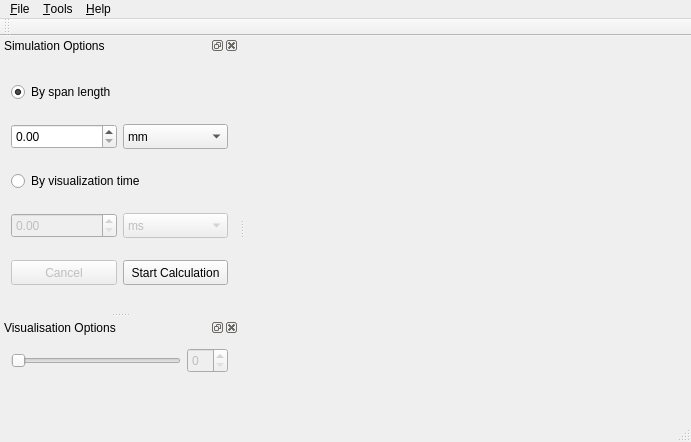
lefebvreariane/m2-2012-projet, file src/View/mainwindow.ui: the form before one commit.
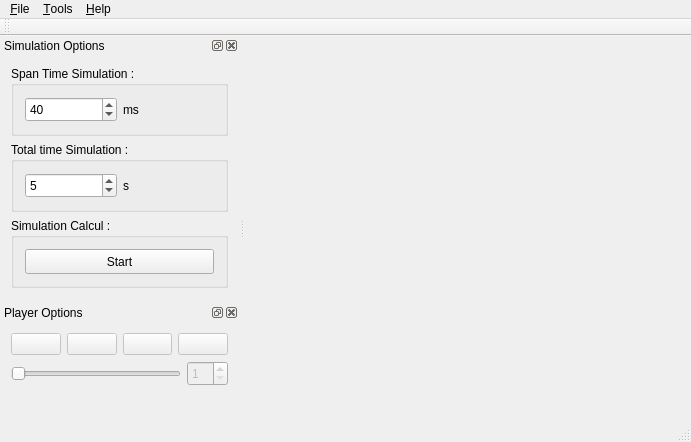
The form after the commit.

Diff of the .ui file:
```diff
--- a/src/View/mainwindow.ui
+++ b/src/View/mainwindow.ui
@@ -32,7 +32,7 @@
    <property name="autoFillBackground">
     <bool>false</bool>
    </property>
-   <layout class="QHBoxLayout" name="horizontalLayout">
+   <layout class="QHBoxLayout" name="horizontalLayout_5">
     <item>
      <layout class="QVBoxLayout" name="glLayout"/>
     </item>
@@ -92,7 +92,13 @@
    <property name="minimumSize">
     <size>
      <width>239</width>
-     <height>233</height>
+     <height>268</height>
+    </size>
+   </property>
+   <property name="maximumSize">
+    <size>
+     <width>524287</width>
+     <height>524287</height>
     </size>
    </property>
    <property name="acceptDrops">
@@ -119,86 +125,17 @@
     </property>
     <layout class="QVBoxLayout" name="verticalLayout_2">
      <item>
-      <widget class="QRadioButton" name="radioButtonPas">
-       <property name="text">
-        <string>By span length</string>
+      <widget class="QGroupBox" name="groupBoxTimeSpan">
+       <property name="title">
+        <string>Span Time Simulation :</string>
        </property>
-       <property name="checked">
-        <bool>true</bool>
-       </property>
-       <property name="autoExclusive">
-        <bool>true</bool>
-       </property>
-      </widget>
-     </item>
-     <item>
-      <layout class="QHBoxLayout" name="horizontalLayoutPas">
-       <item>
-        <widget class="QDoubleSpinBox" name="doubleSpinBoxPas">
-         <property name="enabled">
-          <bool>true</bool>
-         </property>
-         <property name="minimumSize">
-          <size>
-           <width>0</width>
-           <height>25</height>
-          </size>
-         </property>
-         <property name="maximumSize">
-          <size>
-           <width>16777215</width>
-           <height>25</height>
-          </size>
-         </property>
-        </widget>
-       </item>
-       <item>
-        <widget class="QComboBox" name="comboBoxPas">
-         <property name="enabled">
-          <bool>true</bool>
-         </property>
-         <property name="minimumSize">
-          <size>
-           <width>0</width>
-           <height>25</height>
-          </size>
-         </property>
-         <property name="maximumSize">
-          <size>
-           <width>16777215</width>
-           <height>25</height>
-          </size>
-         </property>
-         <item>
-          <property name="text">
-           <string>mm</string>
-          </property>
-         </item>
-         <item>
-          <property name="text">
-           <string>cm</string>
-          </property>
-         </item>
-        </widget>
-       </item>
-      </layout>
-     </item>
-     <item>
-      <widget class="QRadioButton" name="radioButtonTime">
-       <property name="text">
-        <string>By visualization time</string>
-       </property>
-       <property name="checked">
-        <bool>false</bool>
-       </property>
-      </widget>
-     </item>
+       <layout class="QHBoxLayout" name="horizontalLayout_2">
      <item>
       <layout class="QHBoxLayout" name="horizontalLayoutTime">
        <item>
-        <widget class="QDoubleSpinBox" name="doubleSpinBoxTime">
+           <widget class="QSpinBox" name="spinBoxTime">
          <property name="enabled">
-          <bool>false</bool>
+             <bool>true</bool>
          </property>
          <property name="minimumSize">
           <size>
@@ -212,66 +149,85 @@
            <height>25</height>
           </size>
          </property>
+            <property name="minimum">
+             <number>5</number>
+            </property>
          <property name="maximum">
-          <double>5000.000000000000000</double>
+             <number>249</number>
+            </property>
+            <property name="value">
+             <number>40</number>
          </property>
         </widget>
        </item>
        <item>
-        <widget class="QComboBox" name="comboBoxTime">
-         <property name="enabled">
-          <bool>false</bool>
-         </property>
-         <property name="minimumSize">
-          <size>
-           <width>0</width>
-           <height>25</height>
-          </size>
-         </property>
-         <property name="maximumSize">
-          <size>
-           <width>16777215</width>
-           <height>25</height>
-          </size>
-         </property>
-         <item>
+           <widget class="QLabel" name="label">
           <property name="text">
            <string>ms</string>
           </property>
-         </item>
+           </widget>
+          </item>
+         </layout>
+        </item>
+       </layout>
+      </widget>
+     </item>
          <item>
+      <widget class="QGroupBox" name="groupBoxTotalTime">
+       <property name="title">
+        <string>Total time Simulation :</string>
+       </property>
+       <layout class="QHBoxLayout" name="horizontalLayout_3">
+        <item>
+         <layout class="QHBoxLayout" name="horizontalLayoutTotalTime">
+          <item>
+           <widget class="QSpinBox" name="spinBoxTotalTime">
+            <property name="enabled">
+             <bool>true</bool>
+            </property>
+            <property name="minimumSize">
+             <size>
+              <width>0</width>
+              <height>25</height>
+             </size>
+            </property>
+            <property name="maximumSize">
+             <size>
+              <width>16777215</width>
+              <height>25</height>
+             </size>
+            </property>
+            <property name="minimum">
+             <number>1</number>
+            </property>
+            <property name="maximum">
+             <number>100</number>
+            </property>
+            <property name="value">
+             <number>5</number>
+            </property>
+           </widget>
+          </item>
+          <item>
+           <widget class="QLabel" name="labelTotalTime">
           <property name="text">
            <string>s</string>
           </property>
-         </item>
         </widget>
        </item>
       </layout>
      </item>
+       </layout>
+      </widget>
+     </item>
+     <item>
+      <widget class="QGroupBox" name="groupBoxCalculation">
+       <property name="title">
+        <string>Simulation Calcul :</string>
+       </property>
+       <layout class="QHBoxLayout" name="horizontalLayout_4">
      <item>
       <layout class="QHBoxLayout" name="horizontalLayoutButtonCalculation">
-       <item>
-        <widget class="QPushButton" name="pushButtonCancel">
-         <property name="enabled">
-          <bool>false</bool>
-         </property>
-         <property name="minimumSize">
-          <size>
-           <width>0</width>
-           <height>25</height>
-          </size>
-         </property>
-         <property name="maximumSize">
-          <size>
-           <width>16777215</width>
-           <height>25</height>
-          </size>
-         </property>
-         <property name="text">
-          <string>Cancel</string>
-         </property>
-        </widget>
-       </item>
        <item>
         <widget class="QPushButton" name="pushButtonStartCalculation">
          <property name="enabled">
@@ -290,7 +246,7 @@
           </size>
          </property>
          <property name="text">
-          <string>Start Calculation</string>
+             <string>Start</string>
          </property>
          <property name="autoDefault">
           <bool>false</bool>
@@ -307,18 +263,138 @@
      </item>
     </layout>
    </widget>
+     </item>
+     <item>
+      <spacer name="spacerSimulation">
+       <property name="orientation">
+        <enum>Qt::Vertical</enum>
+       </property>
+       <property name="sizeHint" stdset="0">
+        <size>
+         <width>20</width>
+         <height>40</height>
+        </size>
+       </property>
+      </spacer>
+     </item>
+    </layout>
+   </widget>
   </widget>
   <widget class="QDockWidget" name="dockWidgetPlayerOptions">
+   <property name="minimumSize">
+    <size>
+     <width>238</width>
+     <height>117</height>
+    </size>
+   </property>
+   <property name="maximumSize">
+    <size>
+     <width>524287</width>
+     <height>524287</height>
+    </size>
+   </property>
    <property name="windowTitle">
-    <string>Visualisation Options</string>
+    <string>Player Options</string>
    </property>
    <attribute name="dockWidgetArea">
     <number>1</number>
    </attribute>
    <widget class="QWidget" name="dockWidgetVisuOptions">
-    <layout class="QVBoxLayout" name="verticalLayout_3">
+    <layout class="QVBoxLayout" name="verticalLayout">
      <item>
-      <layout class="QHBoxLayout" name="horizontalLayoutEtapes">
+      <layout class="QHBoxLayout" name="horizontalLayoutButtonPlayer">
+       <item>
+        <widget class="QPushButton" name="pushButtonFirst">
+         <property name="enabled">
+          <bool>false</bool>
+         </property>
+         <property name="maximumSize">
+          <size>
+           <width>50</width>
+           <height>27</height>
+          </size>
+         </property>
+         <property name="text">
+          <string/>
+         </property>
+         <property name="iconSize">
+          <size>
+           <width>50</width>
+           <height>27</height>
+          </size>
+         </property>
+        </widget>
+       </item>
+       <item>
+        <widget class="QPushButton" name="pushButtonPlay">
+         <property name="enabled">
+          <bool>false</bool>
+         </property>
+         <property name="maximumSize">
+          <size>
+           <width>50</width>
+           <height>27</height>
+          </size>
+         </property>
+         <property name="text">
+          <string/>
+         </property>
+         <property name="iconSize">
+          <size>
+           <width>50</width>
+           <height>27</height>
+          </size>
+         </property>
+        </widget>
+       </item>
+       <item>
+        <widget class="QPushButton" name="pushButtonPause">
+         <property name="enabled">
+          <bool>false</bool>
+         </property>
+         <property name="maximumSize">
+          <size>
+           <width>50</width>
+           <height>27</height>
+          </size>
+         </property>
+         <property name="text">
+          <string/>
+         </property>
+         <property name="iconSize">
+          <size>
+           <width>50</width>
+           <height>27</height>
+          </size>
+         </property>
+        </widget>
+       </item>
+       <item>
+        <widget class="QPushButton" name="pushButtonLast">
+         <property name="enabled">
+          <bool>false</bool>
+         </property>
+         <property name="maximumSize">
+          <size>
+           <width>50</width>
+           <height>27</height>
+          </size>
+         </property>
+         <property name="text">
+          <string/>
+         </property>
+         <property name="iconSize">
+          <size>
+           <width>50</width>
+           <height>27</height>
+          </size>
+         </property>
+        </widget>
+       </item>
+      </layout>
+     </item>
+     <item>
+      <layout class="QHBoxLayout" name="horizontalLayoutSliderPlayer">
        <item>
         <widget class="QSlider" name="sliderEtapes">
          <property name="enabled">
@@ -358,19 +434,22 @@
            <height>25</height>
           </size>
          </property>
+         <property name="minimum">
+          <number>1</number>
+         </property>
         </widget>
        </item>
       </layout>
      </item>
      <item>
-      <spacer name="verticalSpacer">
+      <spacer name="spacerPlayer">
        <property name="orientation">
         <enum>Qt::Vertical</enum>
        </property>
        <property name="sizeHint" stdset="0">
         <size>
          <width>20</width>
-         <height>20</height>
+         <height>40</height>
         </size>
        </property>
       </spacer>
```
Left out of the diff: 104 changed lines with no effect on the pictures. Lines whose indentation alone changed are shown as unchanged.
